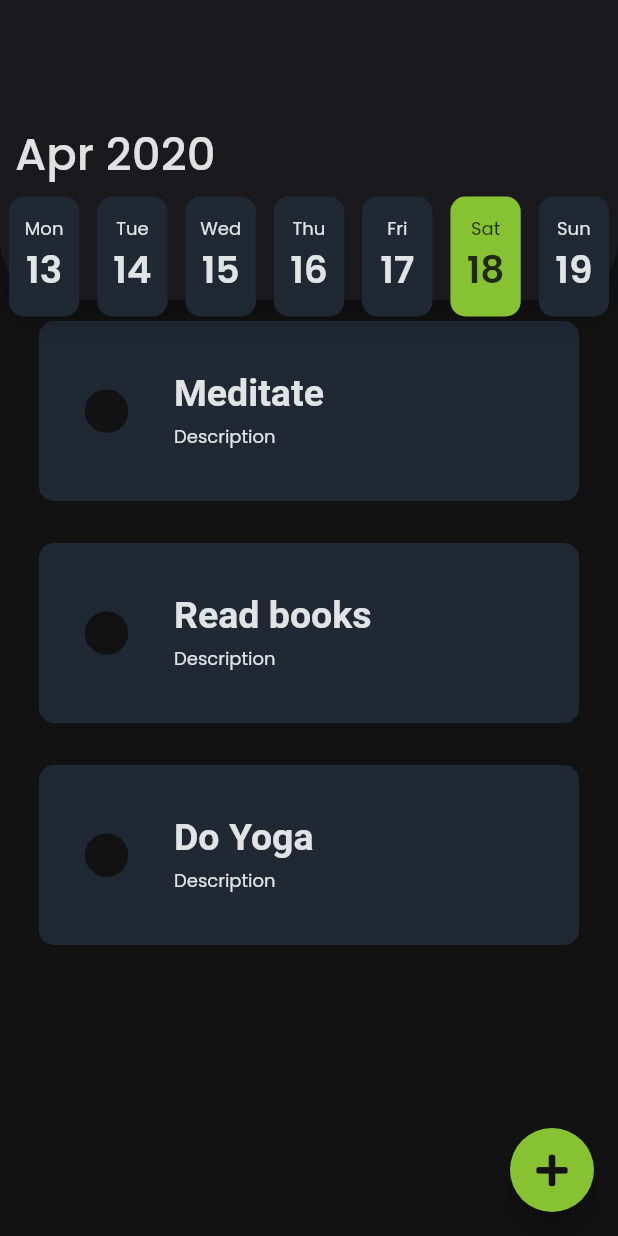
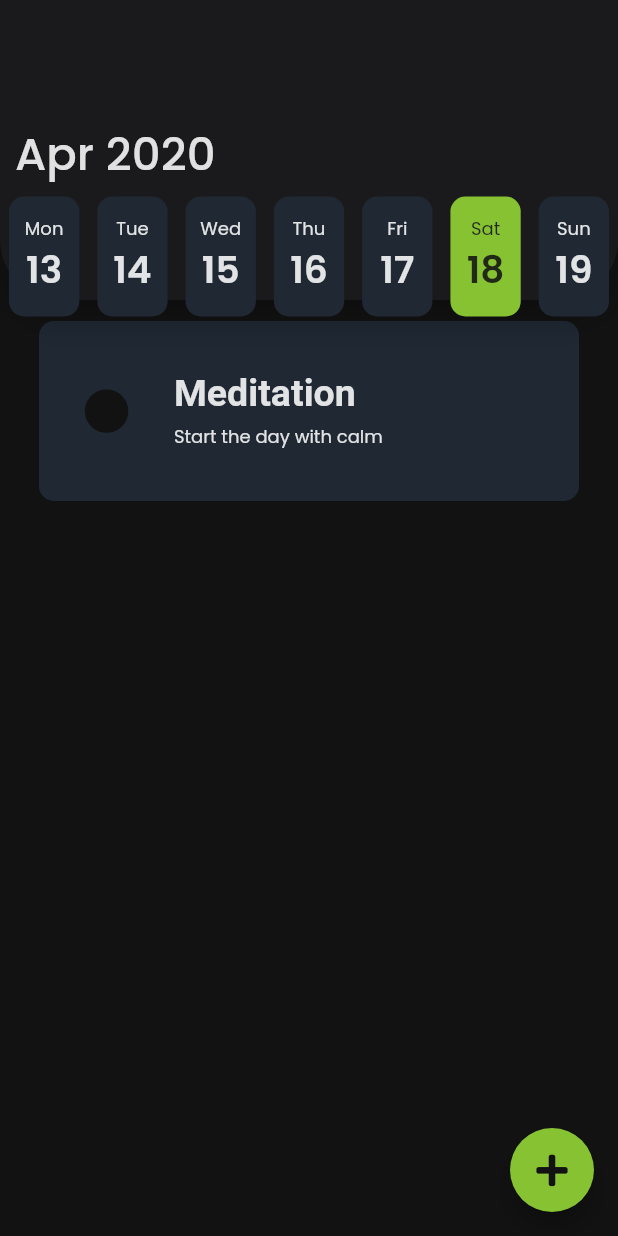
Before and after one commit to SatishBV/Habbit, a Flutter app: the screen it shows after launch, on a phone screen of 412 x 824 dp. Run offline on Flutter 3.47's test engine with Material 2 defaults, Android fonts, the phone set to English and light mode, and no system bars; our stand-ins replace font_awesome_flutter, google_fonts.

Commit message:
Update UI for add habit page

```diff
--- a/lib/Models/habit.dart
+++ b/lib/Models/habit.dart
@@ -14,5 +14,5 @@ class Habit {
 
 	List<DateTime> checkIns;
 
-	Habit({@required this.title});
+	Habit({@required this.title, this.description});
 }
--- a/lib/Views/home_page_card.dart
+++ b/lib/Views/home_page_card.dart
@@ -1,14 +1,15 @@
 import 'package:flutter/material.dart';
 import 'package:habbit/Constants/styles.dart';
 import 'package:font_awesome_flutter/font_awesome_flutter.dart';
+import 'package:habbit/Models/habit.dart';
 
 class HomePageCard extends StatefulWidget {
   const HomePageCard({
     Key key,
-    @required this.habitText,
+    @required this.habit,
   }) : super(key: key);
 
-  final String habitText;
+  final Habit habit;
 
   @override
   _HomePageCardState createState() => _HomePageCardState();
@@ -66,14 +67,14 @@ class _HomePageCardState extends State<HomePageCard> {
                   crossAxisAlignment: CrossAxisAlignment.start,
                   children: <Widget>[
                     Text(
-                      widget.habitText,
+                      widget.habit.title,
                       style: kHomePageCardTitle,
                     ),
                     SizedBox(
                       height: 6.0,
                     ),
                     Text(
-                      'Description',
+                      widget.habit.description,
                       style: kDayLabel,
                     )
                   ],
--- a/lib/home_page.dart
+++ b/lib/home_page.dart
@@ -1,5 +1,6 @@
 import 'package:flutter/cupertino.dart';
 import 'package:flutter/material.dart';
+import 'package:habbit/Models/habit.dart';
 import 'package:habbit/add_habit.dart';
 import 'Constants/styles.dart';
 import 'Views/week_view.dart';
@@ -15,14 +16,13 @@ class HomePage extends StatefulWidget {
 }
 
 class _HomePageState extends State<HomePage> {
-  List<String> dummy = new List();
+  List<Habit> dummy = new List();
+
   @override
   void initState() {
     super.initState();
 
-    dummy.add('Meditate');
-    dummy.add('Read books');
-    dummy.add('Do Yoga');
+	dummy.add(Habit(title: 'Meditation', description: 'Start the day with calm'));
   }
 
   @override
@@ -38,7 +38,6 @@ class _HomePageState extends State<HomePage> {
             ),
           ),
           flexibleSpace: Column(
-            crossAxisAlignment: CrossAxisAlignment.end,
             children: <Widget>[
               SizedBox(
                 height: 80.0,
@@ -54,7 +53,7 @@ class _HomePageState extends State<HomePage> {
         itemCount: dummy.length,
         itemBuilder: (context, index) {
           return HomePageCard(
-            habitText: dummy[index],
+            habit: dummy[index],
           );
         },
       ),
```
Also changed, not shown: lib/Constants/styles.dart (+10 -0 lines), lib/add_habit.dart (+17 -3 lines).
